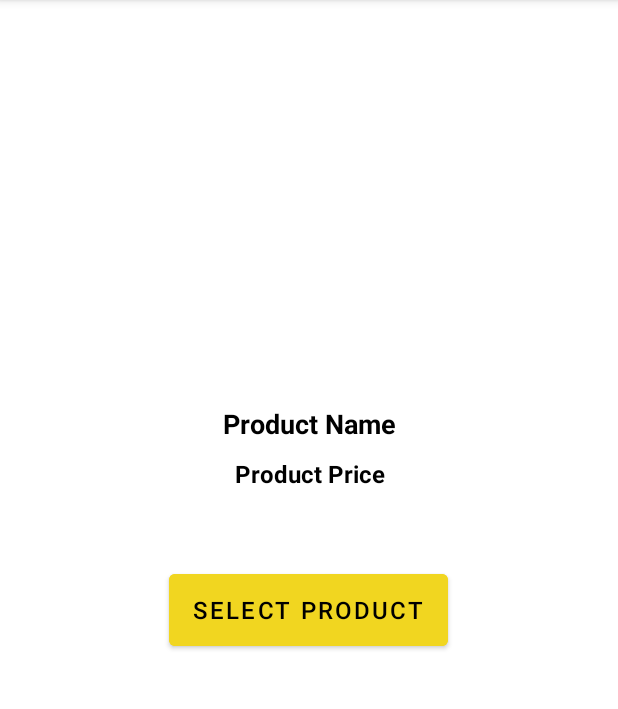
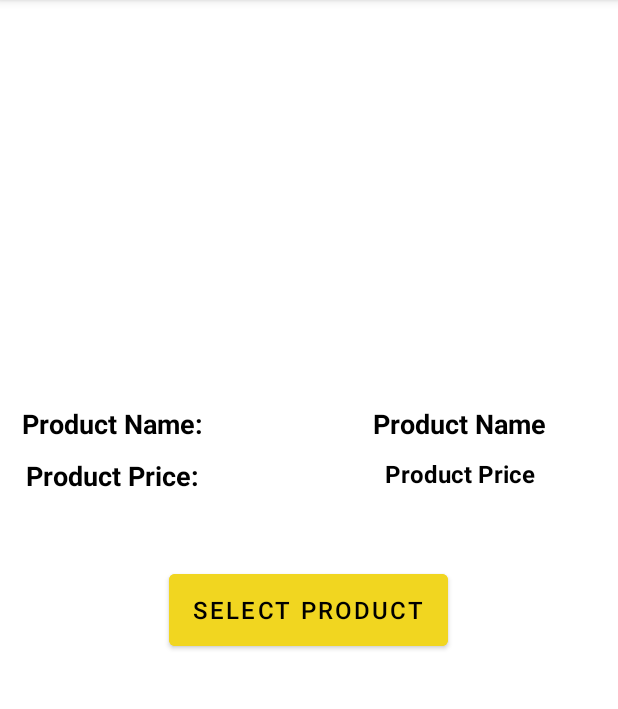
Before and after one commit to Sandali329/Xerox, an Android app: the SupSelectItemActivity screen opened directly, with no data from a screen before it, on a phone screen of 412 x 824 dp, the part 84-793 px from its top. Run offline under Robolectric (Android 15) with nearby library versions, the phone set to English and light mode, and no system bars.

Commit message:
connect all pages

```diff
--- a/app/src/main/java/com/example/xerox/VIEWFRUIT.java
+++ b/app/src/main/java/com/example/xerox/VIEWFRUIT.java
@@ -106,8 +106,9 @@ public class VIEWFRUIT extends AppCompatActivity implements fruitRVadaptor.fruit
         ImageView Image = layout.findViewById(R.id.p_image);
 
 
+        Picasso.get().load(fruit.getFimglink()).into(Image);
         Fname.setText(fruit.getFname());
-        Fprice.setText(fruit.getFprice());
+        Fprice.setText(fruit.getFprice() + ".00/ 250g");
 
         selectBtn.setOnClickListener(new View.OnClickListener() {
             @Override
--- a/app/src/main/res/layout/activity_sup_select_item.xml
+++ b/app/src/main/res/layout/activity_sup_select_item.xml
@@ -14,12 +14,42 @@
         android:scaleType="centerCrop" />
 
     <TextView
+        android:id="@+id/I_name1"
+        android:layout_width="150dp"
+        android:layout_height="wrap_content"
+        android:layout_below="@+id/p_image"
+        android:layout_marginLeft="0dp"
+        android:text="Product Name:"
+        android:textColor="@android:color/black"
+        android:layout_marginRight="0dp"
+        android:textStyle="bold"
+        android:textSize="18sp"
+        android:gravity="center"
+        android:layout_marginTop="10dp"/>
+
+    <TextView
         android:id="@+id/I_name"
-        android:layout_width="match_parent"
+        android:layout_width="250dp"
         android:layout_height="wrap_content"
         android:layout_below="@+id/p_image"
         android:text="Product Name"
+        android:layout_marginLeft="200dp"
         android:textColor="@android:color/black"
+        android:layout_marginRight="0dp"
+        android:textStyle="bold"
+        android:textSize="18sp"
+        android:gravity="center"
+        android:layout_marginTop="10dp"/>
+
+    <TextView
+        android:id="@+id/I_price1"
+        android:layout_width="150dp"
+        android:layout_height="wrap_content"
+        android:layout_below="@+id/I_name"
+        android:layout_marginLeft="0dp"
+        android:text="Product Price:"
+        android:textColor="@android:color/black"
+        android:layout_marginRight="0dp"
         android:textStyle="bold"
         android:textSize="18sp"
         android:gravity="center"
@@ -27,10 +57,12 @@
 
     <TextView
         android:id="@+id/I_price"
-        android:layout_width="match_parent"
+        android:layout_width="250dp"
         android:layout_height="wrap_content"
         android:layout_below="@+id/I_name"
         android:text="Product Price"
+        android:layout_marginRight="0dp"
+        android:layout_marginLeft="200dp"
         android:textColor="@android:color/black"
         android:textStyle="bold"
         android:textSize="16sp"
--- a/app/src/main/res/layout/activity_supplier3.xml
+++ b/app/src/main/res/layout/activity_supplier3.xml
@@ -46,7 +46,7 @@
         android:layout_marginTop="4dp"
         android:backgroundTint="@color/btn1"
         android:clickable="true"
-        android:onClick="increment"
+        android:onClick="incrementQty"
         app:srcCompat="@drawable/plus1" />
 
     <com.google.android.material.floatingactionbutton.FloatingActionButton
@@ -58,7 +58,7 @@
         android:layout_marginTop="4dp"
         android:backgroundTint="@color/btn1"
         android:clickable="true"
-        android:onClick="decrement"
+        android:onClick="decrementQty"
         app:srcCompat="@drawable/minus" />
 
     <EditText
--- a/app/src/main/res/layout/activity_view_fruit_card.xml
+++ b/app/src/main/res/layout/activity_view_fruit_card.xml
@@ -5,7 +5,7 @@
     xmlns:app="http://schemas.android.com/apk/res-auto"
     xmlns:tools="http://schemas.android.com/tools"
     android:layout_marginTop="10dp"
-    android:layout_marginBottom="5dp"
+    android:layout_marginBottom="10dp"
     android:orientation="vertical"
     app:cardCornerRadius="10dp"
     app:cardElevation="90dp"
```
Also changed, not shown: app/src/main/java/com/example/xerox/SupCartRVadapter.java (+3 -6 lines), app/src/main/java/com/example/xerox/SupplierActivity3.java (+12 -11 lines), app/src/main/res/layout/activity_login.xml (+24 -12 lines), app/src/main/res/layout/activity_register.xml (+33 -5 lines), app/src/main/res/layout/activity_supplier1.xml (+34 -25 lines).
